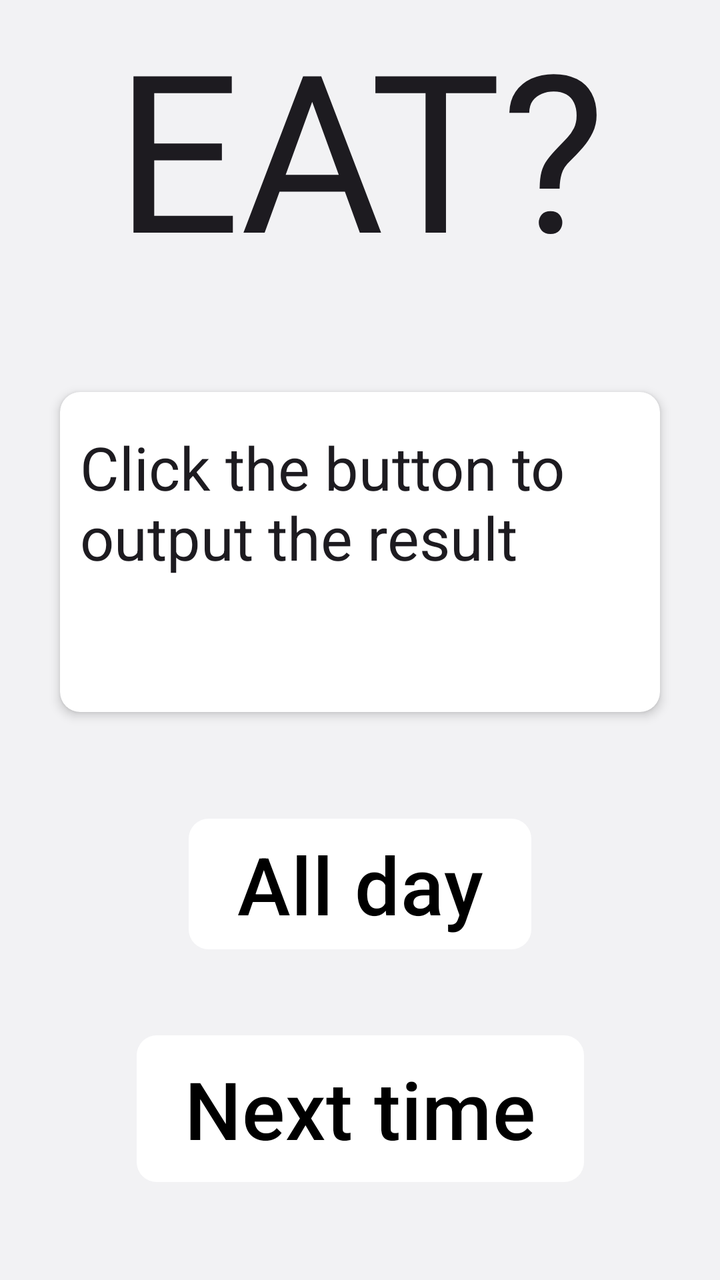
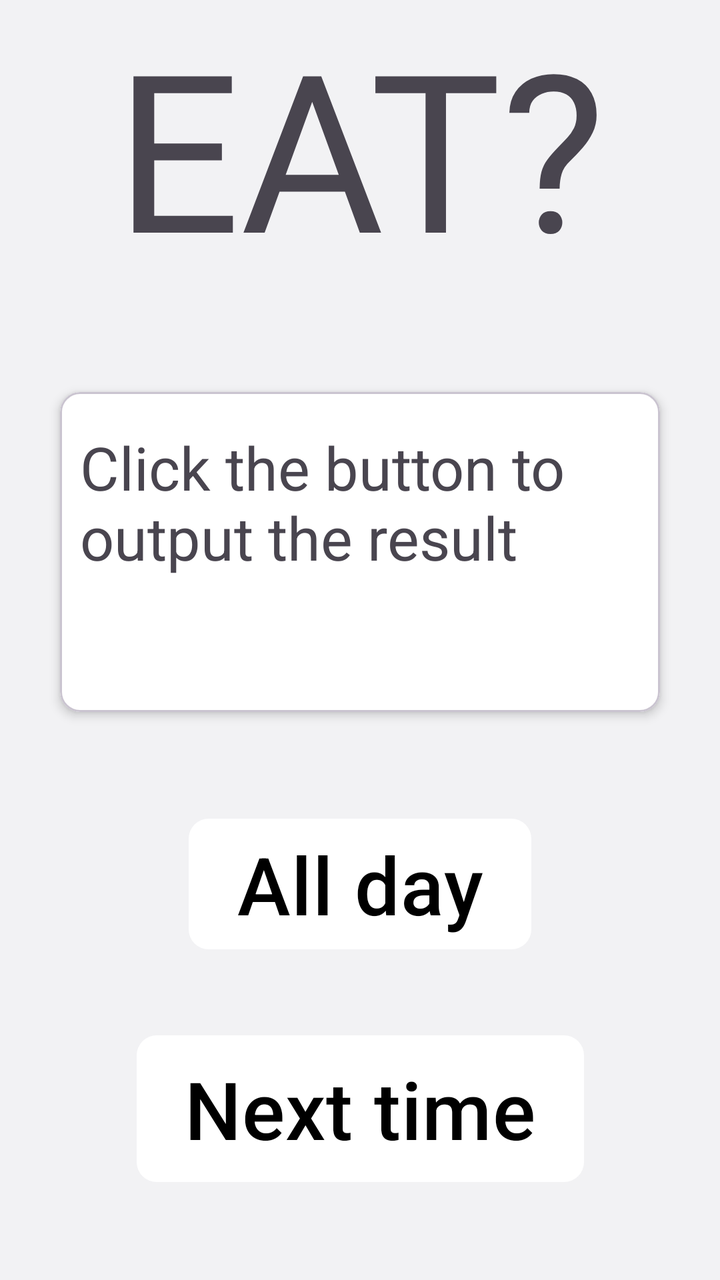

Screens rendered from an Android XML layout before and after an edit, with the pre-edit source and the edit as a unified diff.
<!-- AndroidManifest.xml: application theme Theme.TodayToEat -->
<!-- res/layout/fragment_main.xml -->
<?xml version="1.0" encoding="utf-8"?>
<FrameLayout xmlns:android="http://schemas.android.com/apk/res/android"
    xmlns:tools="http://schemas.android.com/tools"
    android:layout_width="match_parent"
    android:layout_height="match_parent"
    xmlns:app="http://schemas.android.com/apk/res-auto"
    tools:context=".fragment.MainFragment">

    <androidx.constraintlayout.widget.ConstraintLayout
        android:id="@+id/top_root_layout"
        android:layout_width="match_parent"
        android:layout_height="match_parent"
        android:layout_marginTop="@dimen/_30sdp">

        <TextView
            android:id="@+id/title"
            android:layout_width="wrap_content"
            android:layout_height="wrap_content"
            android:gravity="center"
            android:text="@string/title"
            android:textColor="?attr/colorOnSurface"
            android:textSize="110sp"
            app:layout_constraintEnd_toEndOf="parent"
            app:layout_constraintStart_toStartOf="parent"
            app:layout_constraintTop_toTopOf="parent" />


        <com.google.android.material.card.MaterialCardView
            android:id="@+id/card_text"
            android:layout_width="match_parent"
            android:layout_height="160dp"
            app:cardCornerRadius="10sp"
            android:layout_margin="30sp"
            app:strokeColor="@android:color/transparent"
            app:cardElevation="3sp"
            app:layout_constraintBottom_toTopOf="@+id/btn_all_day"
            app:layout_constraintEnd_toEndOf="parent"
            app:layout_constraintStart_toStartOf="parent"
            app:layout_constraintTop_toBottomOf="@+id/title">

            <androidx.constraintlayout.widget.ConstraintLayout
                android:layout_width="match_parent"
                android:layout_height="match_parent"
                android:orientation="vertical"
                android:layout_margin="10sp">

                <TextView
                    android:id="@+id/tv_result_first_line"
                    android:layout_width="wrap_content"
                    android:layout_height="wrap_content"
                    android:layout_gravity="center"
                    android:layout_marginTop="10dp"
                    android:layout_marginBottom="10dp"
                    android:text="@string/result"
                    android:textColor="?attr/colorOnSurface"
                    android:textSize="30sp"
                    app:layout_constraintBottom_toTopOf="@id/tv_result_second_line"
                    app:layout_constraintEnd_toEndOf="parent"
                    app:layout_constraintStart_toStartOf="parent"
                    app:layout_constraintTop_toTopOf="parent" />

                <TextView
                    android:id="@+id/tv_result_second_line"
                    android:layout_width="wrap_content"
                    android:layout_height="wrap_content"
                    android:layout_gravity="center"
                    android:layout_marginBottom="10dp"
                    android:text=""
                    android:textColor="?attr/colorOnSurface"
                    android:textSize="30sp"
                    app:layout_constraintBottom_toBottomOf="parent"
                    app:layout_constraintEnd_toEndOf="parent"
                    app:layout_constraintStart_toStartOf="parent"
                    app:layout_constraintTop_toBottomOf="@id/tv_result_first_line" />

            </androidx.constraintlayout.widget.ConstraintLayout>

        </com.google.android.material.card.MaterialCardView>


        <com.google.android.material.button.MaterialButton
            android:id="@+id/btn_all_day"
            android:layout_width="wrap_content"
            android:layout_height="wrap_content"
            android:layout_marginTop="250dp"
            android:layout_marginBottom="30dp"
            android:text="@string/all_day"
            android:textSize="40sp"
            app:layout_constraintBottom_toTopOf="@+id/btn_next_time"
            app:layout_constraintEnd_toEndOf="parent"
            app:layout_constraintStart_toStartOf="parent"
            app:layout_constraintTop_toBottomOf="@+id/title"
            app:cornerRadius="10dp"
            android:visibility="visible" />

        <com.google.android.material.button.MaterialButton
            android:id="@+id/btn_next_time"
            android:layout_width="wrap_content"
            android:layout_height="wrap_content"
            android:layout_marginBottom="40dp"
            android:text="@string/next_time"
            android:textSize="40sp"
            android:background="@drawable/button"
            app:layout_constraintBottom_toBottomOf="parent"
            app:layout_constraintEnd_toEndOf="parent"
            app:layout_constraintStart_toStartOf="parent"
            app:layout_constraintTop_toBottomOf="@+id/btn_all_day"
            app:cornerRadius="10dp"
            android:visibility="visible" />

    </androidx.constraintlayout.widget.ConstraintLayout>

</FrameLayout>
<!-- resources referenced by this layout -->
<resources>
  <!-- drawable button (drawable) -->
  <?xml version="1.0" encoding="utf-8"?>
  <selector xmlns:android="http://schemas.android.com/apk/res/android">
  
      <item android:state_pressed="true"
          android:drawable="@drawable/button_press"/>
  
      <item android:drawable="@drawable/button_impress"/>
  
  </selector>
  <string name="all_day">All day</string>
  <string name="next_time">Next time</string>
  <string name="result">Click the button to output the result</string>
  <string name="title">EAT?</string>
  <style name="Theme.TodayToEat" parent="Theme.Material3.DayNight.NoActionBar">
          <item name="windowNoTitle">true</item>
          <item name="windowActionBar">false</item>
  
          <item name="android:navigationBarColor">@android:color/transparent</item>
          <item name="android:statusBarColor">@android:color/transparent</item>
          <item name="android:windowLightStatusBar">true</item>
  
          <item name="colorPrimary">@color/white</item>
          <item name="colorOnPrimary">@color/black</item>
          <item name="colorPrimaryVariant">@color/middleGray</item>
          <item name="colorPrimaryContainer">@color/gray</item>
  
          <item name="android:windowBackground">@color/gray</item>
  
          <item name="materialAlertDialogTheme">@style/MyAlertDialog.Light</item>
  
          <item name="colorSurface">@color/white</item>
          <item name="colorOutline">@color/transparent</item>
  
          <item name="radioButtonStyle">@style/Widget.TodayToEat.RadioButton</item>
  
          <item name="itemBackground">@color/transparent</item>
      </style>
  <!-- drawable button_press (drawable) -->
  <?xml version="1.0" encoding="utf-8"?>
  <shape xmlns:android="http://schemas.android.com/apk/res/android">
  
      
      <solid android:color="?attr/colorOnSurface"/>
  
      
      <corners android:radius="15sp"/>
  
  </shape>
  <!-- drawable button_impress (drawable) -->
  <?xml version="1.0" encoding="utf-8"?>
  <shape xmlns:android="http://schemas.android.com/apk/res/android">
  
      
      <solid android:color="?colorPrimary"/>
  
      
      <corners android:radius="10sp"/>
  
  </shape>
  <color name="white">#FFFFFFFF</color>
  <color name="black">#FF000000</color>
  <color name="middleGray">#E7E6E9</color>
  <color name="gray">#F2F2F4</color>
  <style name="MyAlertDialog.Light" parent="ThemeOverlay.Material3.MaterialAlertDialog">
          <item name="colorPrimary">@color/title_color</item>
          <item name="android:textColor">@color/title_color</item>
      </style>
  <color name="transparent">#00ffffff</color>
  <style name="Widget.TodayToEat.RadioButton" parent="Widget.Material3.CompoundButton.RadioButton">
          <item name="buttonTint">@color/radio_button_tint</item>
      </style>
  <color name="title_color">#000000</color>
</resources>

<!-- the commit's change to res/layout/fragment_main.xml (unified diff, before → after) -->
@@ -18,7 +18,6 @@
             android:layout_height="wrap_content"
             android:gravity="center"
             android:text="@string/title"
-            android:textColor="?attr/colorOnSurface"
             android:textSize="110sp"
             app:layout_constraintEnd_toEndOf="parent"
             app:layout_constraintStart_toStartOf="parent"
@@ -31,7 +30,6 @@
             android:layout_height="160dp"
             app:cardCornerRadius="10sp"
             android:layout_margin="30sp"
-            app:strokeColor="@android:color/transparent"
             app:cardElevation="3sp"
             app:layout_constraintBottom_toTopOf="@+id/btn_all_day"
             app:layout_constraintEnd_toEndOf="parent"
@@ -52,7 +50,6 @@
                     android:layout_marginTop="10dp"
                     android:layout_marginBottom="10dp"
                     android:text="@string/result"
-                    android:textColor="?attr/colorOnSurface"
                     android:textSize="30sp"
                     app:layout_constraintBottom_toTopOf="@id/tv_result_second_line"
                     app:layout_constraintEnd_toEndOf="parent"
@@ -66,7 +63,6 @@
                     android:layout_gravity="center"
                     android:layout_marginBottom="10dp"
                     android:text=""
-                    android:textColor="?attr/colorOnSurface"
                     android:textSize="30sp"
                     app:layout_constraintBottom_toBottomOf="parent"
                     app:layout_constraintEnd_toEndOf="parent"
